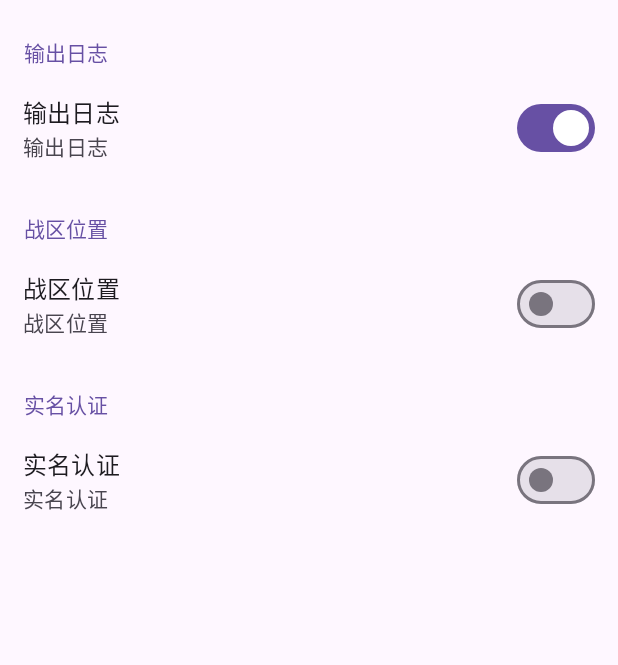
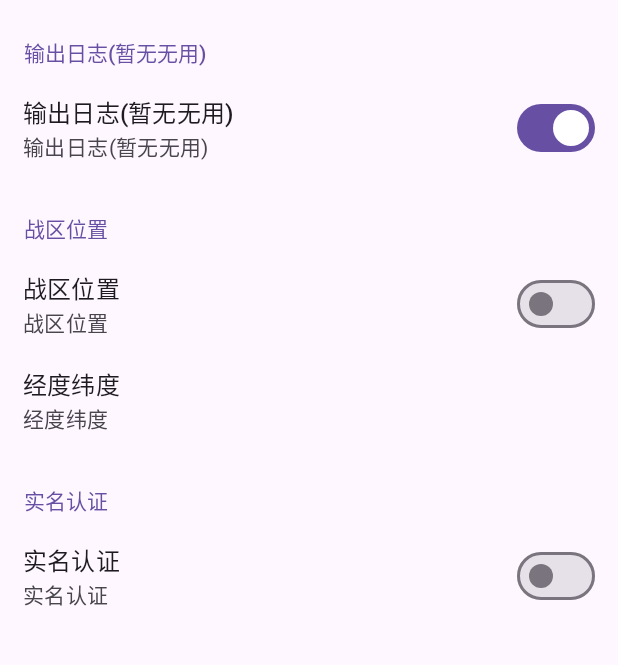
Before and after one commit to HdShare/HookWzry, an Android app: the screen it shows after launch (PrefsActivity), on a phone screen of 412 x 824 dp, the part 96-761 px from its top. Run offline under Robolectric (Android 15) with nearby library versions, the phone set to English and light mode, and no system bars.

Commit message:
06:21 添加EditTwoPrefs, 完善经纬度

```diff
--- a/app/build.gradle
+++ b/app/build.gradle
@@ -11,8 +11,8 @@ android {
         applicationId "me.hd.hookwzry"
         minSdk 26
         targetSdk 34
-        versionCode 20240406
-        versionName "1.0.084"
+        versionCode 20240407
+        versionName "1.0.089"
         buildConfigField 'String', 'TAG', '"HookWzry"'
     }
 
--- a/app/src/main/java/me/hd/hookwzry/data/ConstData.kt
+++ b/app/src/main/java/me/hd/hookwzry/data/ConstData.kt
@@ -5,6 +5,10 @@ class ConstData {
         const val PM_WZRY = "com.tencent.tmgp.sgame"
 
         const val MAP_LOCATION = "MapLocation"
+
+        const val LONGITUDE = "Longitude"
+        const val LATITUDE = "Latitude"
+
         const val REAL_NAME = "RealName"
     }
 }
--- a/app/src/main/java/me/hd/hookwzry/hook/utils/HdLog.kt
+++ b/app/src/main/java/me/hd/hookwzry/hook/utils/HdLog.kt
@@ -5,7 +5,10 @@ import me.hd.hookwzry.BuildConfig
 
 object HdLog {
     enum class Status {
-        ENABLED, DISABLED, HOOKED
+        ENABLED,
+        DISABLED,
+        HOOKED,
+        EXCEPTION,
     }
 
     fun print(msg: String) {
@@ -18,6 +21,7 @@ object HdLog {
             Status.ENABLED -> print("$name is enabled")
             Status.DISABLED -> print("$name is disabled")
             Status.HOOKED -> print("$name is hooked")
+            Status.EXCEPTION -> print("$name has exception")
         }
     }
 
--- /dev/null
+++ b/app/src/main/java/me/hd/hookwzry/ui/prefs/EditTwoPrefs.kt
@@ -0,0 +1,68 @@
+package me.hd.hookwzry.ui.prefs
+
+import android.content.Context
+import android.util.AttributeSet
+import android.view.LayoutInflater
+import android.widget.LinearLayout
+import com.google.android.material.dialog.MaterialAlertDialogBuilder
+import me.hd.hookwzry.R
+import me.hd.hookwzry.databinding.PrefsDialogEditTwoBinding
+import me.hd.hookwzry.databinding.PrefsEditTwoBinding
+import me.hd.hookwzry.ui.utils.PrefsUtil
+
+class EditTwoPrefs(context: Context, attrs: AttributeSet) : LinearLayout(context, attrs) {
+    init {
+        val attributes = context.obtainStyledAttributes(attrs, R.styleable.EditTwoPrefs)
+        val title = attributes.getString(R.styleable.EditTwoPrefs_title)
+        val summary = attributes.getString(R.styleable.EditTwoPrefs_summary)
+        val hint1 = attributes.getString(R.styleable.EditTwoPrefs_hint1)
+        val key1 = attributes.getString(R.styleable.EditTwoPrefs_key1)
+        val defValStr1 = attributes.getString(R.styleable.EditTwoPrefs_defVal1)
+        val hint2 = attributes.getString(R.styleable.EditTwoPrefs_hint2)
+        val key2 = attributes.getString(R.styleable.EditTwoPrefs_key2)
+        val defValStr2 = attributes.getString(R.styleable.EditTwoPrefs_defVal2)
+        attributes.recycle()
+
+        val binding = PrefsEditTwoBinding.inflate(LayoutInflater.from(context), this, true)
+        title?.let { binding.prefsEditTitle.text = it }
+        summary?.let { binding.prefsEditSummary.text = it }
+        key1?.let {
+            val defVal = defValStr1?.toFloat() ?: 0.00000f
+            val value = PrefsUtil.getVal(context, it, defVal) as Float
+            PrefsUtil.putVal(context, it, value)
+        }
+        key2?.let {
+            val defVal = defValStr2?.toFloat() ?: 0.00000f
+            val value = PrefsUtil.getVal(context, it, defVal) as Float
+            PrefsUtil.putVal(context, it, value)
+        }
+        binding.prefsEditView.setOnClickListener {
+            val dialogBinding = PrefsDialogEditTwoBinding.inflate(LayoutInflater.from(context))
+            dialogBinding.prefsDialogEditTwoLayout1.hint = hint1
+            key1?.let {
+                val defVal = defValStr1?.toFloat() ?: 0.00000f
+                val defEdt1 = PrefsUtil.getVal(context, key1, defVal) as Float
+                dialogBinding.prefsDialogEditTwoEdt1.setText(defEdt1.toString())
+            }
+            dialogBinding.prefsDialogEditTwoLayout2.hint = hint2
+            key2?.let {
+                val defVal = defValStr2?.toFloat() ?: 0.00000f
+                val defEdt2 = PrefsUtil.getVal(context, key2, defVal) as Float
+                dialogBinding.prefsDialogEditTwoEdt2.setText(defEdt2.toString())
+            }
+            MaterialAlertDialogBuilder(context)
+                .setTitle(title)
+                .setView(dialogBinding.root)
+                .setPositiveButton("Accept") { _, _ ->
+                    val edt1 = dialogBinding.prefsDialogEditTwoEdt1.text.toString()
+                    val edt2 = dialogBinding.prefsDialogEditTwoEdt2.text.toString()
+                    if (edt1.isNotEmpty() && edt2.isNotEmpty()) {
+                        key1?.let { PrefsUtil.putVal(context, it, edt1.toFloat()) }
+                        key2?.let { PrefsUtil.putVal(context, it, edt2.toFloat()) }
+                    }
+                }
+                .setNegativeButton("Decline") { _, _ -> }
+                .show()
+        }
+    }
+}
--- a/app/src/main/java/me/hd/hookwzry/ui/prefs/GroupPrefs.kt
+++ b/app/src/main/java/me/hd/hookwzry/ui/prefs/GroupPrefs.kt
@@ -9,9 +9,11 @@ import me.hd.hookwzry.databinding.PrefsGroupBinding
 
 class GroupPrefs(context: Context, attrs: AttributeSet) : LinearLayout(context, attrs) {
     init {
-        val typedArray = context.obtainStyledAttributes(attrs, R.styleable.GroupPrefs)
-        val title = typedArray.getString(R.styleable.GroupPrefs_title)
-        typedArray.recycle()
+        orientation = VERTICAL
+
+        val attributes = context.obtainStyledAttributes(attrs, R.styleable.GroupPrefs)
+        val title = attributes.getString(R.styleable.GroupPrefs_title)
+        attributes.recycle()
 
         val binding = PrefsGroupBinding.inflate(LayoutInflater.from(context), this, true)
         title?.let { binding.prefsGroupTitle.text = it }
--- a/app/src/main/java/me/hd/hookwzry/ui/prefs/SwitchPrefs.kt
+++ b/app/src/main/java/me/hd/hookwzry/ui/prefs/SwitchPrefs.kt
@@ -10,12 +10,12 @@ import me.hd.hookwzry.ui.utils.PrefsUtil
 
 class SwitchPrefs(context: Context, attrs: AttributeSet) : LinearLayout(context, attrs) {
     init {
-        val typedArray = context.obtainStyledAttributes(attrs, R.styleable.SwitchPrefs)
-        val key = typedArray.getString(R.styleable.SwitchPrefs_key)
-        val defValStr = typedArray.getString(R.styleable.SwitchPrefs_defVal)
-        val title = typedArray.getString(R.styleable.SwitchPrefs_title)
-        val summary = typedArray.getString(R.styleable.SwitchPrefs_summary)
-        typedArray.recycle()
+        val attributes = context.obtainStyledAttributes(attrs, R.styleable.SwitchPrefs)
+        val title = attributes.getString(R.styleable.SwitchPrefs_title)
+        val summary = attributes.getString(R.styleable.SwitchPrefs_summary)
+        val key = attributes.getString(R.styleable.SwitchPrefs_key)
+        val defValStr = attributes.getString(R.styleable.SwitchPrefs_defVal)
+        attributes.recycle()
 
         val binding = PrefsSwitchBinding.inflate(LayoutInflater.from(context), this, true)
         title?.let { binding.prefsSwitchTitle.text = it }
--- a/app/src/main/res/layout/activity_prefs.xml
+++ b/app/src/main/res/layout/activity_prefs.xml
@@ -19,7 +19,6 @@
     <me.hd.hookwzry.ui.prefs.GroupPrefs
         android:layout_width="match_parent"
         android:layout_height="wrap_content"
-        android:orientation="vertical"
         app:title="@string/print_log_title">
 
         <me.hd.hookwzry.ui.prefs.SwitchPrefs
@@ -34,7 +33,6 @@
     <me.hd.hookwzry.ui.prefs.GroupPrefs
         android:layout_width="match_parent"
         android:layout_height="wrap_content"
-        android:orientation="vertical"
         app:title="@string/map_location_title">
 
         <me.hd.hookwzry.ui.prefs.SwitchPrefs
@@ -44,12 +42,23 @@
             app:key="@string/map_location_key"
             app:summary="@string/map_location_summary"
             app:title="@string/map_location_title" />
+
+        <me.hd.hookwzry.ui.prefs.EditTwoPrefs
+            android:layout_width="match_parent"
+            android:layout_height="wrap_content"
+            app:defVal1="@string/long_lat_def_val1"
+            app:defVal2="@string/long_lat_def_val2"
+            app:hint1="@string/long_lat_hint1"
+            app:hint2="@string/long_lat_hint2"
+            app:key1="@string/long_lat_key1"
+            app:key2="@string/long_lat_key2"
+            app:summary="@string/long_lat_summary"
+            app:title="@string/long_lat_title" />
     </me.hd.hookwzry.ui.prefs.GroupPrefs>
 
     <me.hd.hookwzry.ui.prefs.GroupPrefs
         android:layout_width="match_parent"
         android:layout_height="wrap_content"
-        android:orientation="vertical"
         app:title="@string/real_name_title">
 
         <me.hd.hookwzry.ui.prefs.SwitchPrefs
--- /dev/null
+++ b/app/src/main/res/layout/prefs_edit_two.xml
@@ -0,0 +1,47 @@
+<?xml version="1.0" encoding="utf-8"?>
+<LinearLayout xmlns:android="http://schemas.android.com/apk/res/android"
+    xmlns:tools="http://schemas.android.com/tools"
+    android:id="@+id/prefs_edit_view"
+    android:layout_width="match_parent"
+    android:layout_height="wrap_content"
+    android:background="?android:attr/selectableItemBackground"
+    android:baselineAligned="false"
+    android:gravity="center_vertical"
+    android:minHeight="?android:attr/listPreferredItemHeight">
+
+    <RelativeLayout
+        android:layout_width="0dp"
+        android:layout_height="wrap_content"
+        android:layout_marginStart="15dp"
+        android:layout_marginLeft="15dp"
+        android:layout_marginTop="6dp"
+        android:layout_marginEnd="15dp"
+        android:layout_marginRight="15dp"
+        android:layout_marginBottom="6dp"
+        android:layout_weight="1"
+        tools:ignore="UselessParent">
+
+        <TextView
+            android:id="@+id/prefs_edit_title"
+            android:layout_width="wrap_content"
+            android:layout_height="wrap_content"
+            android:ellipsize="marquee"
+            android:fadingEdge="horizontal"
+            android:singleLine="true"
+            android:textAppearance="?android:attr/textAppearanceListItem"
+            android:textColor="?android:attr/textColorPrimary"
+            tools:text="prefs_title" />
+
+        <TextView
+            android:id="@+id/prefs_edit_summary"
+            android:layout_width="wrap_content"
+            android:layout_height="wrap_content"
+            android:layout_below="@+id/prefs_edit_title"
+            android:layout_alignStart="@+id/prefs_edit_title"
+            android:maxLines="4"
+            android:textAppearance="?android:attr/textAppearanceListItemSecondary"
+            android:textColor="?android:attr/textColorSecondary"
+            tools:text="prefs_summary" />
+    </RelativeLayout>
+
+</LinearLayout>
--- a/app/src/main/res/values/strings.xml
+++ b/app/src/main/res/values/strings.xml
@@ -2,12 +2,21 @@
     <string name="app_name">HookWzry</string>
 
     <string name="print_log_key">PrintLog</string>
-    <string name="print_log_title">输出日志</string>
-    <string name="print_log_summary">输出日志</string>
+    <string name="print_log_title">输出日志(暂无无用)</string>
+    <string name="print_log_summary">输出日志(暂无无用)</string>
 
     <string name="map_location_key">MapLocation</string>
     <string name="map_location_title">战区位置</string>
     <string name="map_location_summary">战区位置</string>
+
+    <string name="long_lat_key1">Longitude</string>
+    <string name="long_lat_hint1">经度</string>
+    <string name="long_lat_def_val1">116.39773</string>
+    <string name="long_lat_key2">Latitude</string>
+    <string name="long_lat_hint2">纬度</string>
+    <string name="long_lat_def_val2">39.90307</string>
+    <string name="long_lat_title">经度纬度</string>
+    <string name="long_lat_summary">经度纬度</string>
 
     <string name="real_name_key">RealName</string>
     <string name="real_name_title">实名认证</string>
```
Also changed, not shown: app/src/main/java/me/hd/hookwzry/hook/handle/MapLocation.kt (+11 -5 lines), app/src/main/res/layout/prefs_dialog_edit_two.xml (added, +39 -0 lines), app/src/main/res/values/attrs.xml (+19 -2 lines), 2 other files.
